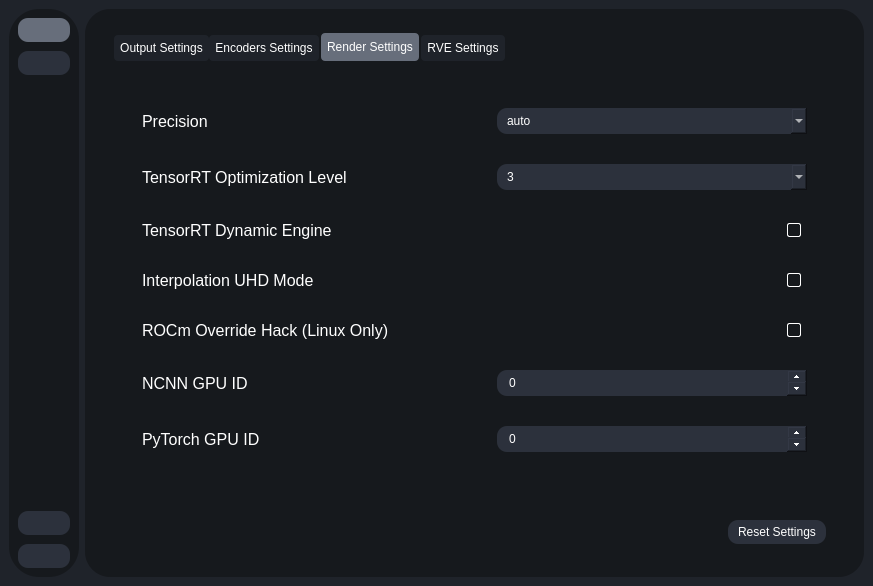
gokulmc/enhance_crop, file testRVEInterface.ui: the form before one commit.
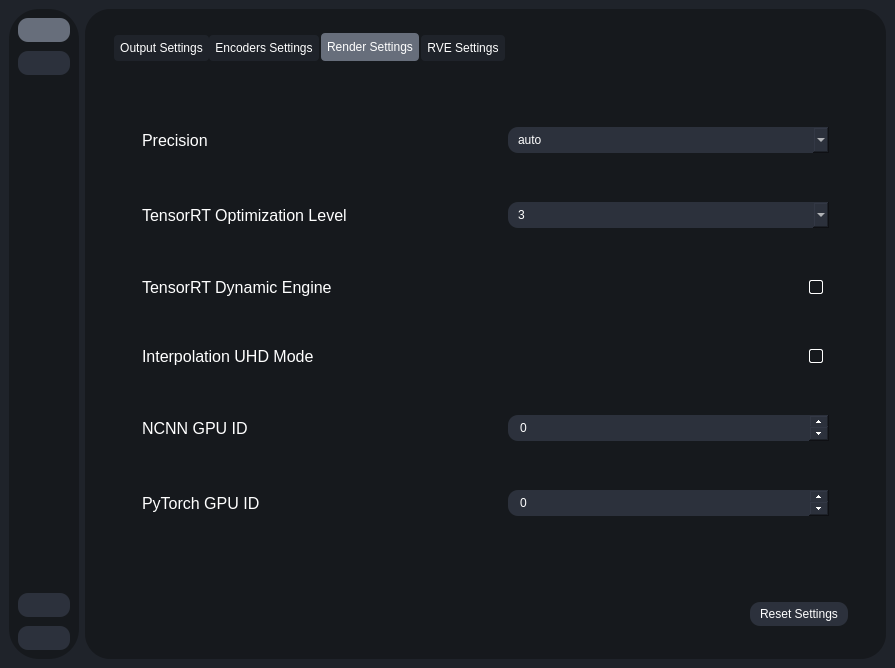
The form after the commit. The open tabs and pages were chosen to show the change. Icons and pictures are not drawn.

Commit message: remove rocm override hack

```diff
--- a/testRVEInterface.ui
+++ b/testRVEInterface.ui
@@ -5,8 +5,8 @@
    <rect>
     <x>0</x>
     <y>0</y>
-    <width>0</width>
-    <height>0</height>
+    <width>895</width>
+    <height>668</height>
    </rect>
   </property>
   <property name="sizePolicy">
@@ -3676,8 +3676,8 @@
                   <rect>
                    <x>0</x>
                    <y>0</y>
-                   <width>770</width>
-                   <height>675</height>
+                   <width>758</width>
+                   <height>620</height>
                   </rect>
                  </property>
                  <layout class="QVBoxLayout" name="verticalLayout_18">
@@ -5030,68 +5030,7 @@
                            <item>
                             <widget class="QCheckBox" name="uhd_mode">
                              <property name="text">
-                              <string />
-                             </property>
-                            </widget>
-                           </item>
-                          </layout>
-                         </item>
-                         <item>
-                          <layout class="QHBoxLayout" name="horizontalLayout_61">
-                           <property name="spacing">
-                            <number>10</number>
-                           </property>
-                           <item>
-                            <widget class="QLabel" name="label_80">
-                             <property name="font">
-                              <font>
-                               <pointsize>12</pointsize>
-                              </font>
-                             </property>
-                             <property name="text">
-                              <string>ROCm Override Hack (Linux Only) </string>
-                             </property>
-                            </widget>
-                           </item>
-                           <item>
-                            <spacer name="horizontalSpacer_29">
-                             <property name="orientation">
-                              <enum>Qt::Orientation::Horizontal</enum>
-                             </property>
-                             <property name="sizeHint" stdset="0">
-                              <size>
-                               <width>40</width>
-                               <height>20</height>
-                              </size>
-                             </property>
-                            </spacer>
-                           </item>
-                           <item>
-                            <widget class="QLabel" name="label_81">
-                             <property name="maximumSize">
-                              <size>
-                               <width>25</width>
-                               <height>25</height>
-                              </size>
-                             </property>
-                             <property name="toolTip">
-                              <string>&lt;html&gt;&lt;head/&gt;&lt;body&gt;&lt;p&gt;ROCm Overrides:&lt;/p&gt;&lt;p&gt;- On: enables hack to maybe allow unsupported AMD GPUs to work.&lt;/p&gt;&lt;p&gt;- Off: Disable this hack.&lt;/p&gt;&lt;/body&gt;&lt;/html&gt;</string>
-                             </property>
-                             <property name="text">
-                              <string />
-                             </property>
-                             <property name="pixmap">
-                              <pixmap resource="resources.qrc">:/icons/icons/info.svg</pixmap>
-                             </property>
-                             <property name="scaledContents">
-                              <bool>true</bool>
-                             </property>
-                            </widget>
-                           </item>
-                           <item>
-                            <widget class="QCheckBox" name="rocm_override_hack">
-                             <property name="text">
-                              <string notr="true" />
+                              <string/>
                              </property>
                             </widget>
                            </item>
```
Left out of the diff: 287 changed lines with no effect on the pictures. The commit also changes 3 other files.
